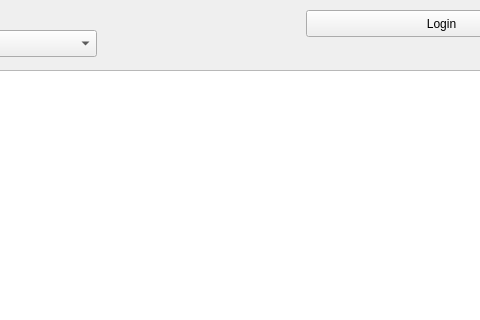
tellae/qgis-tellae-plugin, file tellae/dialogs/tellae_services_dialog_base.ui: the form before one commit; both pictures show x 154 to 634 and y 0 to 320 of the 742 by 449 pixel window.
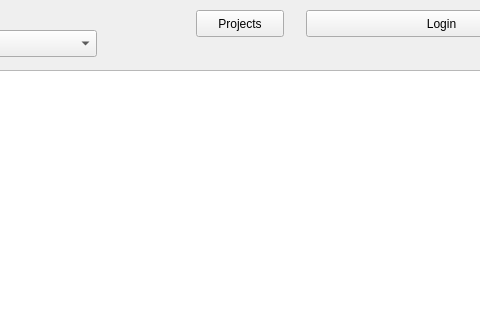
The form after the commit.

Commit message:
feat: reworked interface and added project layers (#39)
reworked the plugin interface to allow adding new menus in the form of panels (Close #38)
moved the database layers table to a tab in a "Layers" panel
added a "Project" tab to the "Layers" panel containing project spatial data (Close #34)
added a new "Configuration" panel containing authentication and project selection
added a new "About" panel containing information about the plugin and Tellae

Diff of the .ui file:
```diff
--- a/tellae/dialogs/tellae_services_dialog_base.ui
+++ b/tellae/dialogs/tellae_services_dialog_base.ui
@@ -154,6 +154,22 @@
     <bool>false</bool>
    </property>
   </widget>
+  <widget class="QPushButton" name="projectsButton">
+   <property name="geometry">
+    <rect>
+     <x>350</x>
+     <y>10</y>
+     <width>88</width>
+     <height>27</height>
+    </rect>
+   </property>
+   <property name="focusPolicy">
+    <enum>Qt::NoFocus</enum>
+   </property>
+   <property name="text">
+    <string>Projects</string>
+   </property>
+  </widget>
  </widget>
  <resources/>
  <connections/>
```
The commit also changes 23 other files.
